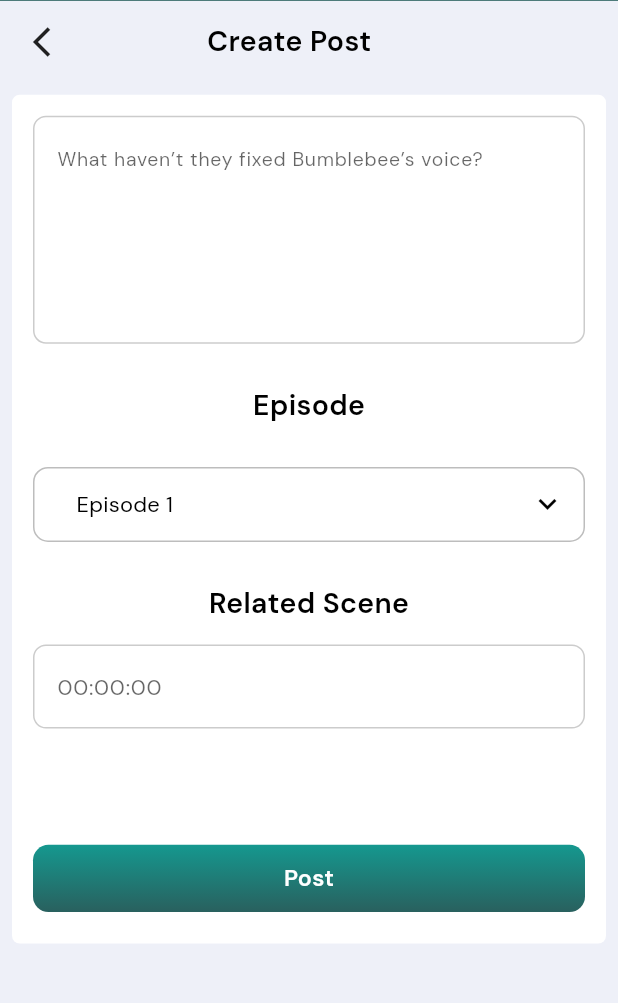
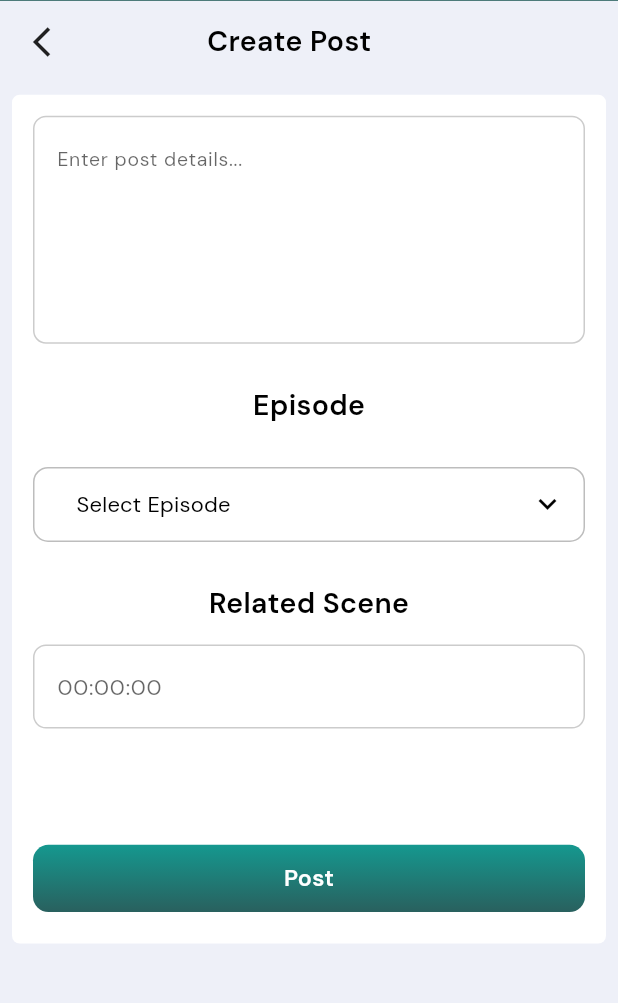
Before and after one commit to SakibvHossain/phictly_1, a Flutter app: the CreatePostShowScreen screen opened directly, on a phone screen of 412 x 824 dp, the part 192-1195 px from its top. Run offline on Flutter 3.47's test engine with Material 3 defaults, Android fonts, the phone set to English and light mode, and no system bars; drawn by our look-alikes of dropdown_button2; our stand-ins replace blur, cached_network_image, connectivity_plus, dash_chat_2, file_picker, firebase_core and 12 more; missing offline and left inert: flutter_dropzone; accounts and stored records are empty; network calls fail.

Commit message:
project has been updated

```diff
--- a/lib/feature/create_club/data/controller/dropdown_controller.dart
+++ b/lib/feature/create_club/data/controller/dropdown_controller.dart
@@ -1,7 +1,7 @@
 import 'package:get/get.dart';
 
 class DropdownController extends GetxController {
-  var selectedChapter = "Chapter 3".obs;
+  var selectedChapter = "Select Chapter".obs;
 
   var isClicked = false.obs;
 
@@ -9,7 +9,7 @@ class DropdownController extends GetxController {
     selectedChapter.value = newValue;
   }
 
-  void updateIcon(){
-    isClicked.value =! isClicked.value;
+  void updateIcon() {
+    isClicked.value = !isClicked.value;
   }
 }
--- a/lib/feature/create_club/data/controller/episode_dropdown_controller.dart
+++ b/lib/feature/create_club/data/controller/episode_dropdown_controller.dart
@@ -1,7 +1,7 @@
 import 'package:get/get.dart';
 
 class EpisodeDropdownController extends GetxController {
-  var selectedChapter = "Episode 1".obs;
+  var selectedChapter = "Select Episode".obs;
 
   var isClicked = false.obs;
 
--- a/lib/feature/create_club/ui/screens/create_club_screen.dart
+++ b/lib/feature/create_club/ui/screens/create_club_screen.dart
@@ -577,7 +577,7 @@ class CreateClubScreen extends StatelessWidget {
                           Stack(
                             children: [
                               ageAndSize(
-                                  titleText: "Age Registration",
+                                  titleText: "Age Restriction",
                                   controller: bookController.ageController),
 
                               Positioned(
--- a/lib/feature/create_club/ui/screens/create_post_movie_screen.dart
+++ b/lib/feature/create_club/ui/screens/create_post_movie_screen.dart
@@ -120,7 +120,7 @@ class CreatePostMovieScreen extends StatelessWidget {
                           borderColor:
                           Color(0xff000000).withValues(alpha: 0.20),
                           borderRadius: BorderRadius.circular(10.r),
-                          hintText: "What haven’t they fixed Bumblebee’s voice?",
+                          hintText: "Enter post details...",
                           textStyle: GoogleFonts.dmSans(
                             fontSize: 15.sp,
                             fontWeight: FontWeight.w400,
--- a/lib/feature/create_club/ui/screens/create_post_screen.dart
+++ b/lib/feature/create_club/ui/screens/create_post_screen.dart
@@ -123,7 +123,7 @@ class CreatePostScreen extends StatelessWidget {
                           borderColor:
                               Color(0xff000000).withValues(alpha: 0.20),
                           borderRadius: BorderRadius.circular(10.r),
-                          hintText: "What did you like about chapter 3?",
+                          hintText: "Enter post details...",
                           textStyle: GoogleFonts.dmSans(
                             fontSize: 15.sp,
                             fontWeight: FontWeight.w400,
--- a/lib/feature/create_club/ui/screens/create_post_show_screen.dart
+++ b/lib/feature/create_club/ui/screens/create_post_show_screen.dart
@@ -120,7 +120,7 @@ class CreatePostShowScreen extends StatelessWidget {
                           borderColor:
                           Color(0xff000000).withValues(alpha: 0.20),
                           borderRadius: BorderRadius.circular(10.r),
-                          hintText: "What haven’t they fixed Bumblebee’s voice?",
+                          hintText: "Enter post details...",
                           textStyle: GoogleFonts.dmSans(
                             fontSize: 15.sp,
                             fontWeight: FontWeight.w400,
--- a/lib/feature/create_club/ui/widgets/chapter_dropdown.dart
+++ b/lib/feature/create_club/ui/widgets/chapter_dropdown.dart
@@ -11,6 +11,7 @@ class ChapterDropdown extends StatelessWidget {
   final DropdownController controller = Get.put(DropdownController());
 
   final List<String> chapters = [
+    "Select Chapter",
     "Chapter 1",
     "Chapter 2",
     "Chapter 3",
--- a/lib/feature/create_club/ui/widgets/episode_dropdown.dart
+++ b/lib/feature/create_club/ui/widgets/episode_dropdown.dart
@@ -11,6 +11,7 @@ class EpisodeDropdown extends StatelessWidget {
   final EpisodeDropdownController controller = Get.put(EpisodeDropdownController());
 
   final List<String> chapters = [
+    "Select Episode",
     "Episode 1",
     "Episode 2",
     "Episode 3",
```
Also changed, not shown: lib/core/binding/binding.dart (+6 -6 lines).
